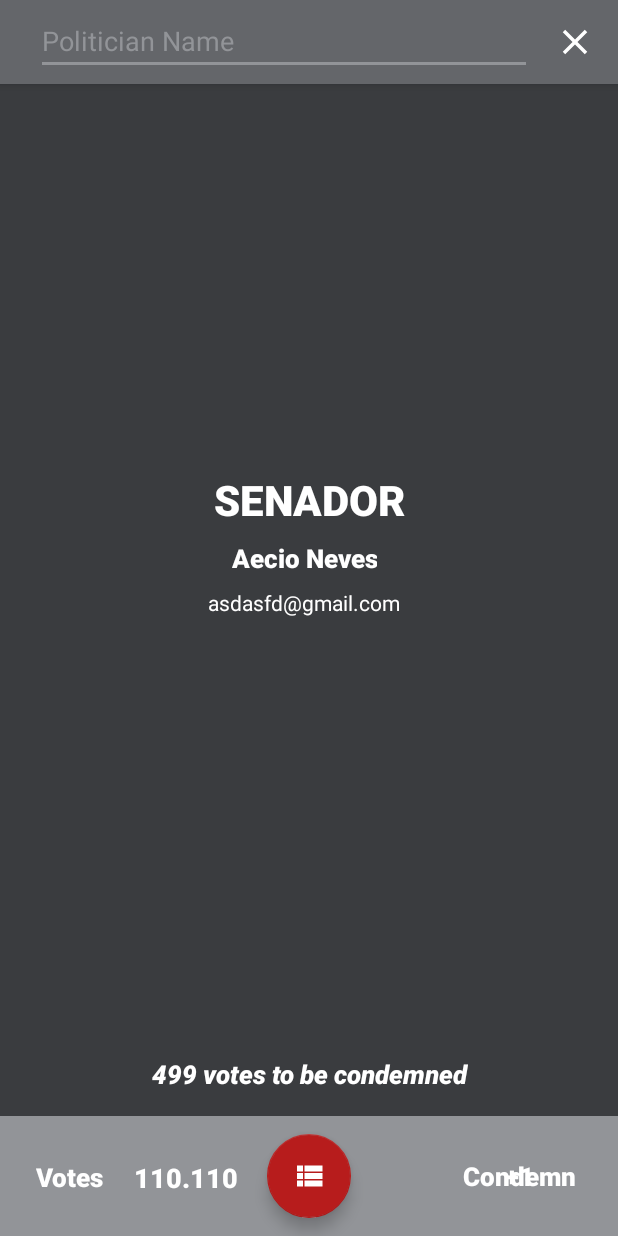
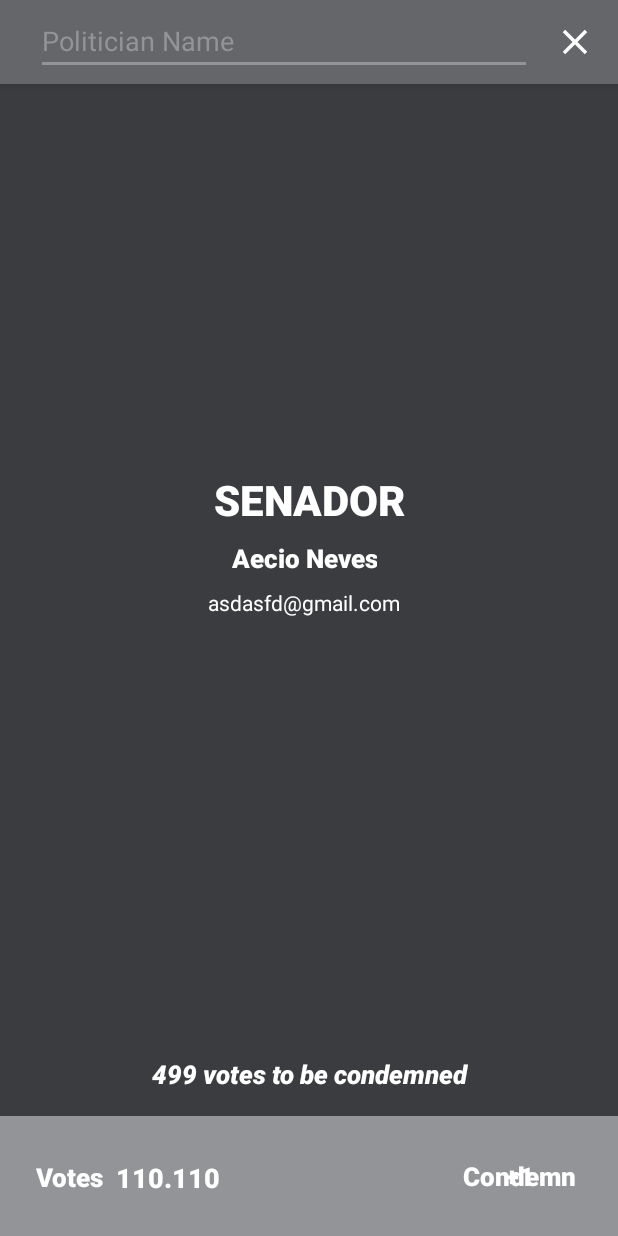
Before and after one commit to AndreHaueisen/TheList, an Android app: the layout e_activity_politician_selector.xml on its own in the app's theme, with its tools: preview values and no code run, on a phone screen of 412 x 824 dp. Run offline under Robolectric (Android 15) with nearby library versions, the phone set to English and light mode, and no system bars.

Commit message:
change: layout on UserVoteList bug fixes

```diff
--- a/app/src/main/java/com/andrehaueisen/listadejanot/d_main_list/mvp/MainListModel.kt
+++ b/app/src/main/java/com/andrehaueisen/listadejanot/d_main_list/mvp/MainListModel.kt
@@ -157,6 +157,7 @@ class MainListModel(val context: Context, val loaderManager: LoaderManager, val
         mDeputadosMainList.forEach { politiciansNames.add(it.name) }
         mSenadoresMainList.forEach { politiciansNames.add(it.name) }
 
+
         val selectionArgsPlaceholders = politiciansNames.createFormattedString("(", "?,", "?)", ignoreCollectionValues = true)
 
         return CursorLoader(context,
--- a/app/src/main/java/com/andrehaueisen/listadejanot/e_search_politician/mvp/PoliticianSelectorMvpContract.kt
+++ b/app/src/main/java/com/andrehaueisen/listadejanot/e_search_politician/mvp/PoliticianSelectorMvpContract.kt
@@ -28,6 +28,7 @@ interface PoliticianSelectorMvpContract {
         fun subscribeToSinglePoliticianModel(politicianName: String)
 
         fun updatePoliticianVote(politician: Politician, view: PoliticianSelectorMvpContract.View)
+        fun showUserVoteListIfLogged()
     }
 
     interface Model{
--- a/app/src/main/java/com/andrehaueisen/listadejanot/h_user_vote_list/mvp/UserVoteListView.kt
+++ b/app/src/main/java/com/andrehaueisen/listadejanot/h_user_vote_list/mvp/UserVoteListView.kt
@@ -49,7 +49,6 @@ class UserVoteListView(val mPresenterActivity: UserVoteListPresenterActivity) :
         with(mPresenterActivity) {
             setSupportActionBar(user_vote_list_toolbar)
             supportActionBar?.setDisplayHomeAsUpEnabled(true)
-            supportActionBar?.setDisplayShowTitleEnabled(true)
         }
     }
 
--- a/app/src/main/java/com/andrehaueisen/listadejanot/utilities/ActivityExtensions.kt
+++ b/app/src/main/java/com/andrehaueisen/listadejanot/utilities/ContextExtensions.kt
@@ -10,8 +10,11 @@ import android.support.v7.widget.RecyclerView
 import android.widget.Toast
 
 
-fun <T: Activity> Context.startNewActivity(classToInit: Class<T>){
+fun <T: Activity> Context.startNewActivity(classToInit: Class<T>, flags: List<Int>? = null){
     val intent = Intent(this, classToInit)
+    flags?.let {
+        flags.forEach { flag -> intent.flags = flag }
+    }
     this.startActivity(intent)
 }
 
--- a/app/src/main/res/layout-land/e_activity_politician_selector.xml
+++ b/app/src/main/res/layout-land/e_activity_politician_selector.xml
@@ -62,8 +62,7 @@
         android:layout_height="match_parent"
         android:layout_gravity="center_vertical"
         android:background="@color/colorPrimaryDark"
-        tools:layout_editor_absoluteX="0dp"
-        tools:layout_editor_absoluteY="48dp">
+        android:visibility="invisible">
 
         <TextView
             android:id="@+id/post_text_view"
@@ -164,16 +163,6 @@
             app:layout_constraintTop_toTopOf="@+id/textView"
             tools:text="110.110"/>
 
-        <android.support.design.widget.FloatingActionButton
-            android:id="@+id/vote_list_fab"
-            android:layout_width="wrap_content"
-            android:layout_height="wrap_content"
-            android:src="@drawable/ic_view_list_24dp"
-            app:layout_constraintBottom_toBottomOf="@+id/mold_view"
-            app:layout_constraintLeft_toLeftOf="@+id/mold_view"
-            app:layout_constraintRight_toRightOf="@+id/mold_view"
-            app:layout_constraintTop_toTopOf="@+id/mold_view"/>
-
         <ImageView
             android:id="@+id/badge_image_view"
             android:layout_width="wrap_content"
--- a/app/src/main/res/layout-sw600dp-land/e_activity_politician_selector.xml
+++ b/app/src/main/res/layout-sw600dp-land/e_activity_politician_selector.xml
@@ -173,16 +173,6 @@
                 app:layout_constraintTop_toTopOf="@+id/textView"
                 tools:text="110.110"/>
 
-            <android.support.design.widget.FloatingActionButton
-                android:id="@+id/vote_list_fab"
-                android:layout_width="wrap_content"
-                android:layout_height="wrap_content"
-                android:layout_marginBottom="16dp"
-                android:layout_marginEnd="16dp"
-                android:src="@drawable/ic_view_list_24dp"
-                app:layout_constraintBottom_toTopOf="@+id/mold_view"
-                app:layout_constraintRight_toRightOf="parent"/>
-
             <ImageView
                 android:id="@+id/badge_image_view"
                 android:layout_width="wrap_content"
--- a/app/src/main/res/layout-sw600dp-port/e_activity_politician_selector.xml
+++ b/app/src/main/res/layout-sw600dp-port/e_activity_politician_selector.xml
@@ -190,16 +190,6 @@
                 app:layout_constraintVertical_bias="0.523"
                 tools:text="110.110"/>
 
-            <android.support.design.widget.FloatingActionButton
-                android:id="@+id/vote_list_fab"
-                android:layout_width="wrap_content"
-                android:layout_height="wrap_content"
-                android:src="@drawable/ic_view_list_24dp"
-                app:layout_constraintBottom_toBottomOf="@+id/mold_view"
-                app:layout_constraintLeft_toLeftOf="@+id/mold_view"
-                app:layout_constraintRight_toRightOf="@+id/mold_view"
-                app:layout_constraintTop_toTopOf="@+id/mold_view"/>
-
             <ToggleButton
                 android:id="@+id/add_to_vote_count_toggle_button"
                 style="@style/ToggleButtonStyle"
--- a/app/src/main/res/layout/d_activity_main_list.xml
+++ b/app/src/main/res/layout/d_activity_main_list.xml
@@ -17,7 +17,6 @@
             android:id="@+id/toolbar_layout"
             android:layout_width="match_parent"
             android:layout_height="match_parent"
-            app:contentScrim="?attr/colorPrimary"
             app:layout_scrollFlags="scroll|enterAlways">
 
             <android.support.v7.widget.Toolbar
--- a/app/src/main/res/layout/e_activity_politician_selector.xml
+++ b/app/src/main/res/layout/e_activity_politician_selector.xml
@@ -164,20 +164,9 @@
             android:textSize="18sp"
             app:layout_constraintBottom_toBottomOf="@+id/mold_view"
             app:layout_constraintLeft_toRightOf="@+id/textView"
-            app:layout_constraintRight_toLeftOf="@+id/vote_list_fab"
             app:layout_constraintTop_toTopOf="@+id/mold_view"
             app:layout_constraintVertical_bias="0.523"
             tools:text="110.110"/>
-
-        <android.support.design.widget.FloatingActionButton
-            android:id="@+id/vote_list_fab"
-            android:layout_width="wrap_content"
-            android:layout_height="wrap_content"
-            android:src="@drawable/ic_view_list_24dp"
-            app:layout_constraintBottom_toBottomOf="@+id/mold_view"
-            app:layout_constraintLeft_toLeftOf="@+id/mold_view"
-            app:layout_constraintRight_toRightOf="@+id/mold_view"
-            app:layout_constraintTop_toTopOf="@+id/mold_view"/>
 
         <ImageView
             android:id="@+id/badge_image_view"
```
Also changed, not shown: app/src/main/AndroidManifest.xml (+22 -16 lines), app/src/main/java/com/andrehaueisen/listadejanot/e_search_politician/mvp/PoliticianSelectorPresenterActivity.kt (+10 -0 lines), app/src/main/java/com/andrehaueisen/listadejanot/e_search_politician/mvp/PoliticianSelectorView.kt (+6 -11 lines), app/src/main/java/com/andrehaueisen/listadejanot/h_user_vote_list/UserVotesAdapter.kt (+14 -9 lines), app/src/main/java/com/andrehaueisen/listadejanot/h_user_vote_list/mvp/UserVoteListModel.kt (+24 -17 lines), app/src/main/res/layout/h_activity_user_vote_list.xml (+6 -3 lines), app/src/main/res/layout/item_vote_resume.xml (+42 -47 lines), app/src/main/res/menu/menu_share_content.xml (+10 -3 lines), app/src/main/res/values/strings.xml (+10 -1 lines), 1 other file.
